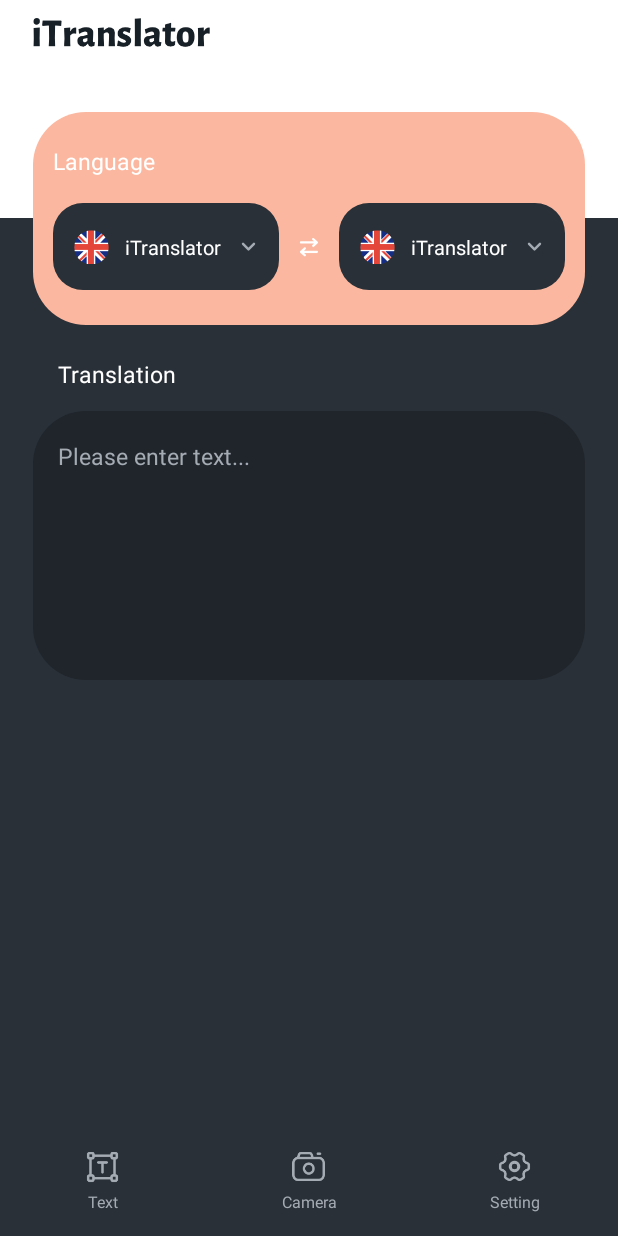
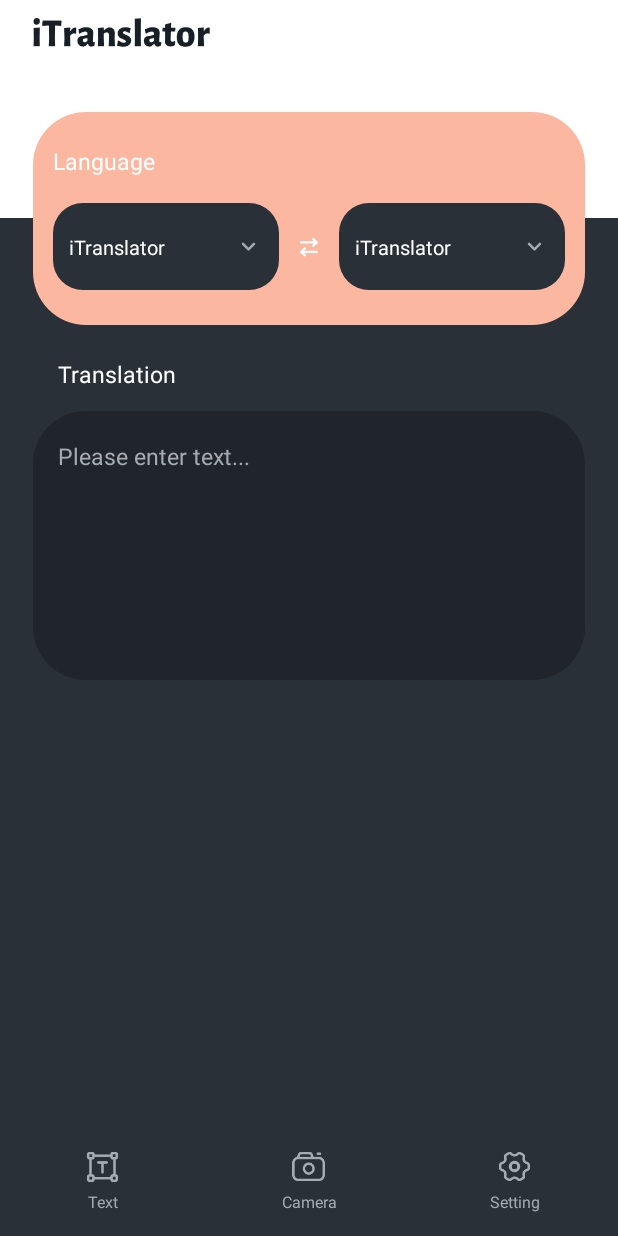
Before and after one commit to LaKer3277/moreTranslator, an Android app: the layout activity_main.xml on its own in the app's theme, with its tools: preview values and no code run, on a phone screen of 412 x 824 dp. Run offline under Robolectric (Android 15) with nearby library versions, the light colour scheme and no system bars.

Commit message:
init language sets

```diff
--- a/app/src/main/java/com/tools/android/translator/ui/adapt/LanguageAdapter.kt
+++ b/app/src/main/java/com/tools/android/translator/ui/adapt/LanguageAdapter.kt
@@ -3,6 +3,7 @@
 import android.view.LayoutInflater
 import android.view.View
 import android.view.ViewGroup
+import android.view.animation.AnimationUtils
 import android.widget.ImageView
 import android.widget.TextView
 import androidx.recyclerview.widget.RecyclerView
@@ -22,6 +23,8 @@
 ) : RecyclerView.Adapter<LanguageAdapter.VH>() {
 
     companion object {
+        //当前是否是源语言
+        var isCurrentSource = true
         var sourceLa = Language(App.ins.sourceLa)
         var targetLa = Language(App.ins.targetLa)
     }
@@ -35,6 +38,7 @@
         val ivStatus: ImageView = item.findViewById(R.id.iv_status)
     }
 
+    private val rotate = AnimationUtils.loadAnimation(App.ins, R.anim.rotate)
     override fun onCreateViewHolder(parent: ViewGroup, viewType: Int): VH {
         val view = LayoutInflater.from(parent.context).inflate(R.layout.item_language, parent, false)
         return VH(view)
@@ -61,6 +65,11 @@
                 0 -> R.mipmap.status_downloading
                 else -> R.mipmap.status_delete
             })
+            if (language.isDownloading()) {
+                holder.ivStatus.startAnimation(rotate)
+            } else {
+                holder.ivStatus.clearAnimation()
+            }
         }
     }
 
--- a/app/src/main/java/com/tools/android/translator/ui/view/LanguagePanel.kt
+++ b/app/src/main/java/com/tools/android/translator/ui/view/LanguagePanel.kt
@@ -8,6 +8,7 @@
 import android.view.View
 import android.view.animation.DecelerateInterpolator
 import android.widget.FrameLayout
+import android.widget.ImageView
 import android.widget.TextView
 import androidx.recyclerview.widget.LinearLayoutManager
 import androidx.recyclerview.widget.RecyclerView
@@ -17,17 +18,13 @@
 import com.tools.android.translator.translate.Language
 import com.tools.android.translator.translate.languageList
 import com.tools.android.translator.ui.adapt.LanguageAdapter
+import com.tools.android.translator.ui.adapt.LanguageAdapter.Companion.isCurrentSource
 
 /**
  * Created on 2022/4/22
  * Describe:
  */
 class LanguagePanel: FrameLayout, View.OnClickListener {
-
-    companion object {
-        //当前是否是源语言
-        var isCurrentSource = true
-    }
 
     constructor(context: Context) : super(context, null) {
         visibility = View.INVISIBLE
@@ -56,6 +53,10 @@
 
     private var animSet: AnimatorSet? = null
     private var hasInflated = false
+
+    private lateinit var tvSource: TextView
+    private lateinit var tvTarget: TextView
+
     private lateinit var tvSave: TextView
     private lateinit var panel: View
     private lateinit var cancelView: View
@@ -72,22 +73,35 @@
 
     private val innerLangChoice = object :LanguageAdapter.ILangChoice {
         override fun onChoice(language: Language) {
-
             iLangChoice?.onChoice(language)
         }
     }
 
     private fun initViews(ctx: Context) {
+        tvSource = findViewById(R.id.tv_la_source)
+        tvTarget = findViewById(R.id.tv_la_target)
+        findViewById<ImageView>(R.id.img_exchange).setOnClickListener {
+            val lang = LanguageAdapter.sourceLa
+            LanguageAdapter.sourceLa = LanguageAdapter.targetLa
+            LanguageAdapter.targetLa = lang
+            freshLanguageUi()
+        }
+        freshLanguageUi()
+
         tvSave = findViewById(R.id.tv_save)
         panel = findViewById(R.id.panel)
         cancelView = findViewById(R.id.cancel_top)
         tvRecent = findViewById(R.id.tv_recently)
         rvRecent = findViewById(R.id.rv_recent)
+        rvRecent.layoutManager = LinearLayoutManager(ctx)
 
         recentAdapter = LanguageAdapter(true, arrayListOf(), innerLangChoice, isRecently = true)
         allAdapter = LanguageAdapter(true, languageList, innerLangChoice)
         rvAll = findViewById(R.id.rv_all)
         rvAll.layoutManager = LinearLayoutManager(ctx)
+
+        rvRecent.adapter = recentAdapter
+        rvAll.adapter = allAdapter
 
         App.ins.sourceOld.apply {
             if (this.contains(";")) {
@@ -143,6 +157,15 @@
         }
     }
 
+    private fun freshLanguageUi() {
+        LanguageAdapter.sourceLa.apply {
+            tvSource.text = displayName
+        }
+        LanguageAdapter.targetLa.apply {
+            tvTarget.text = displayName
+        }
+    }
+
     private fun addNewHistory(language: Language) {
         if (isCurrentSource) {
             if (!listHistorySource.contains(language)) {
@@ -190,6 +213,16 @@
 
     fun setChoiceListener(listener: LanguageAdapter.ILangChoice) {
         iLangChoice = listener
+    }
+
+    @SuppressLint("NotifyDataSetChanged")
+    fun notifyAllAdapter() {
+        allAdapter.notifyDataSetChanged()
+    }
+
+    @SuppressLint("NotifyDataSetChanged")
+    fun notifyRecentAdapter() {
+        recentAdapter.notifyDataSetChanged()
     }
 
     private fun save() {
--- /dev/null
+++ b/app/src/main/res/anim/rotate.xml
@@ -0,0 +1,9 @@
+<?xml version="1.0" encoding="utf-8"?>
+<rotate xmlns:android="http://schemas.android.com/apk/res/android"
+    android:fromDegrees="0"
+    android:toDegrees="359"
+    android:pivotX="50%"
+    android:pivotY="50%"
+    android:duration="400"
+    android:fillAfter="true">
+</rotate>
--- a/app/src/main/res/layout/activity_camera.xml
+++ b/app/src/main/res/layout/activity_camera.xml
@@ -58,6 +58,7 @@
         android:layout_height="22dp"
         android:layout_marginStart="20dp"
         android:src="@mipmap/language_en"
+        android:visibility="gone"
         app:layout_constraintBottom_toBottomOf="@id/bg_source"
         app:layout_constraintStart_toStartOf="@id/bg_source"
         app:layout_constraintTop_toTopOf="@id/bg_source" />
@@ -94,6 +95,7 @@
         android:layout_height="22dp"
         android:layout_marginStart="12dp"
         android:src="@mipmap/language_en"
+        android:visibility="gone"
         app:layout_constraintBottom_toBottomOf="@id/bg_target"
         app:layout_constraintStart_toStartOf="@id/bg_target"
         app:layout_constraintTop_toTopOf="@id/bg_target" />
--- a/app/src/main/res/layout/activity_main.xml
+++ b/app/src/main/res/layout/activity_main.xml
@@ -81,6 +81,7 @@
         app:layout_constraintTop_toBottomOf="@id/tv_language" />
 
     <ImageView
+        android:id="@+id/img_exchange"
         android:layout_width="23dp"
         android:layout_height="23dp"
         android:src="@drawable/exchange"
@@ -95,6 +96,7 @@
         android:layout_height="22dp"
         android:layout_marginStart="12dp"
         android:src="@mipmap/language_en"
+        android:visibility="gone"
         app:layout_constraintBottom_toBottomOf="@id/bg_source"
         app:layout_constraintStart_toStartOf="@id/bg_source"
         app:layout_constraintTop_toTopOf="@id/bg_source" />
@@ -131,6 +133,7 @@
         android:layout_height="22dp"
         android:layout_marginStart="12dp"
         android:src="@mipmap/language_en"
+        android:visibility="gone"
         app:layout_constraintBottom_toBottomOf="@id/bg_target"
         app:layout_constraintStart_toStartOf="@id/bg_target"
         app:layout_constraintTop_toTopOf="@id/bg_target" />
--- a/app/src/main/res/layout/item_language.xml
+++ b/app/src/main/res/layout/item_language.xml
@@ -27,5 +27,5 @@
         android:layout_height="0.5dp"
         android:layout_alignParentBottom="true"
         android:layout_marginHorizontal="15dp"
-        android:background="#A5ABB3" />
+        android:background="#26A5ABB3" />
 </RelativeLayout>
--- a/app/src/main/res/layout/layout_language.xml
+++ b/app/src/main/res/layout/layout_language.xml
@@ -43,6 +43,7 @@
             app:layout_constraintTop_toTopOf="parent" />
 
         <ImageView
+            android:id="@+id/img_exchange"
             android:layout_width="23dp"
             android:layout_height="23dp"
             android:src="@drawable/exchange"
@@ -57,6 +58,7 @@
             android:layout_height="22dp"
             android:layout_marginStart="20dp"
             android:src="@mipmap/language_en"
+            android:visibility="gone"
             app:layout_constraintBottom_toBottomOf="@id/bg_source"
             app:layout_constraintStart_toStartOf="@id/bg_source"
             app:layout_constraintTop_toTopOf="@id/bg_source" />
@@ -93,6 +95,7 @@
             android:layout_height="22dp"
             android:layout_marginStart="12dp"
             android:src="@mipmap/language_en"
+            android:visibility="gone"
             app:layout_constraintBottom_toBottomOf="@id/bg_target"
             app:layout_constraintStart_toStartOf="@id/bg_target"
             app:layout_constraintTop_toTopOf="@id/bg_target" />
```
Also changed, not shown: app/src/main/java/com/tools/android/translator/translate/support.kt (+18 -3 lines), app/src/main/java/com/tools/android/translator/ui/translate/MainActivity.kt (+67 -30 lines), app/src/main/res/mipmap-xxhdpi/language_ar.png (added), app/src/main/res/mipmap-xxhdpi/language_zh.png (added).
